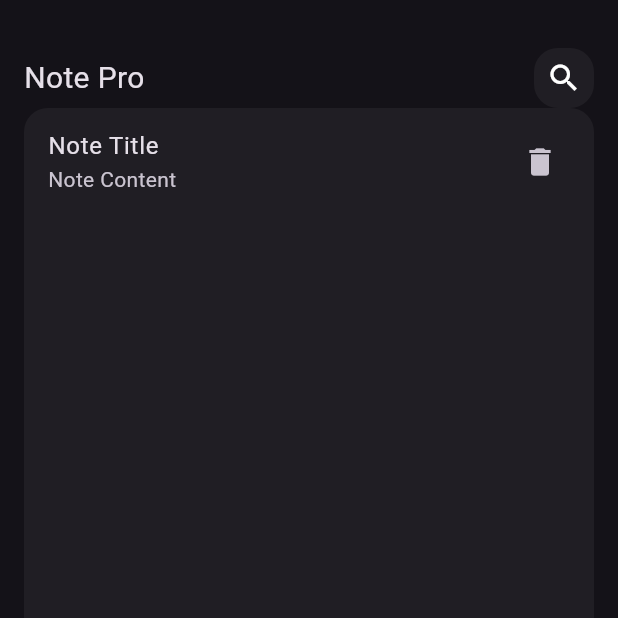
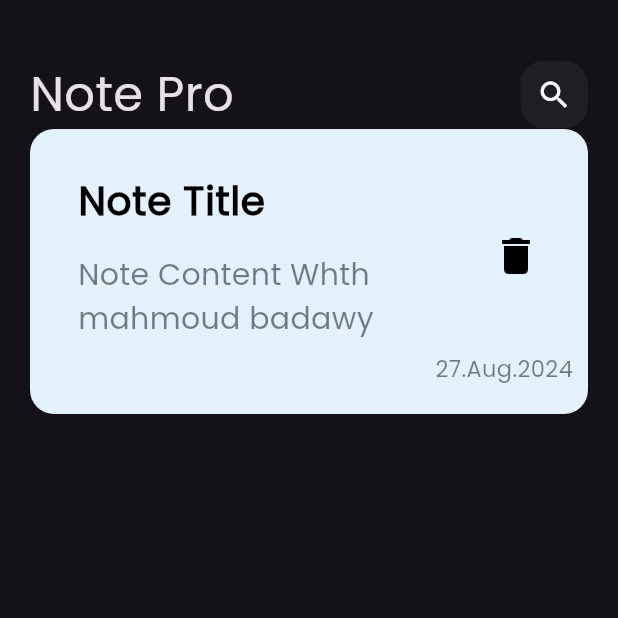
Before and after one commit to Mahmoud14799/Note_App, a Flutter app: the screen it shows after launch, on a phone screen of 412 x 824 dp, the top half of it. Run offline on Flutter 3.47's test engine with Material 3 defaults, Android fonts, the phone set to English and light mode, and no system bars.

Commit message:
Add Poppins font family and update styles in app bar and note item
- Add Poppins font family with Poppins-Regular.ttf asset
- Increase font size in app bar title
- Adjust size and padding in note item widget

```diff
--- a/lib/main.dart
+++ b/lib/main.dart
@@ -14,6 +14,7 @@ class NoteApp extends StatelessWidget {
       debugShowCheckedModeBanner: false,
       theme: ThemeData(
       brightness: Brightness.dark,
+      fontFamily: 'Poppins',
       ),
       home: const NoteView() ,
     );
--- a/lib/views/widget/custtom_app_bar.dart
+++ b/lib/views/widget/custtom_app_bar.dart
@@ -8,7 +8,7 @@ class CustomAppBar extends StatelessWidget {
     return const Row(
       mainAxisAlignment: MainAxisAlignment.spaceBetween,
       children: [
-        Text('Note Pro', style: TextStyle(fontSize: 20)),
+        Text('Note Pro', style: TextStyle(fontSize: 32)),
         CustomSearchIcon(),
       ],
     );
@@ -21,8 +21,8 @@ class CustomSearchIcon extends StatelessWidget {
   @override
   Widget build(BuildContext context) {
     return Container(
-      height: 40,
-      width: 40,
+      height: 45,
+      width: 45,
       decoration: BoxDecoration(
         color: Colors.white.withOpacity(0.05),
         borderRadius:const BorderRadius.all(Radius.circular(16)),
--- /dev/null
+++ b/lib/views/widget/note_item.dart
@@ -0,0 +1,36 @@
+import 'package:flutter/material.dart';
+
+class NoteItem extends StatelessWidget {
+  const NoteItem({super.key});
+
+  @override
+  Widget build(BuildContext context) {
+    return Container(
+      padding: const EdgeInsets.only(
+        top: 20,bottom: 20,left: 16),
+      decoration: BoxDecoration(
+        color: Colors.blue.shade50,
+        borderRadius: BorderRadius.circular(16),
+      ),
+     child: Column(
+       crossAxisAlignment: CrossAxisAlignment.end,
+       children: [
+          ListTile(
+            title:  Padding(
+              padding: const EdgeInsets.only(bottom: 16),
+              child: Text('Note Title',style: TextStyle(fontSize: 26,fontWeight: FontWeight.bold,color: Colors.black),),
+            ),
+
+            subtitle: Text('Note Content Whth mahmoud badawy',style: TextStyle(fontSize: 20,color: Colors.black.withOpacity(0.5)),),
+            trailing: IconButton(onPressed: (){}, icon: Icon(Icons.delete,color: Colors.black,size: 32,),),
+          ),
+           Padding(
+             padding: const EdgeInsets.only(right: 10),
+             child: Text('27.Aug.2024',style: TextStyle(fontSize: 15,color: Colors.black.withOpacity(0.5)),),
+           ),
+       ],
+     )
+
+    );
+  }
+}
--- a/lib/views/widget/note_view_body.dart
+++ b/lib/views/widget/note_view_body.dart
@@ -1,5 +1,6 @@
 import 'package:flutter/material.dart';
 import 'package:note_pro/views/widget/custtom_app_bar.dart';
+import 'package:note_pro/views/widget/note_item.dart';
 
 class NoteViewBody extends StatelessWidget {
   const NoteViewBody({super.key});
@@ -7,36 +8,14 @@ class NoteViewBody extends StatelessWidget {
   @override
   Widget build(BuildContext context) {
     return const Padding(
-      padding: EdgeInsets.symmetric(horizontal: 16, vertical: 32),
+      padding: EdgeInsets.symmetric(horizontal: 20, vertical: 40),
       child: Column(
         children: [
           CustomAppBar(),
 
-          Expanded(
-            child: NoteItem(),
-          ),
+          NoteItem(),
         ],
       ),
     );
   }
 }
-
-class NoteItem extends StatelessWidget {
-  const NoteItem({super.key});
-
-  @override
-  Widget build(BuildContext context) {
-    return Container(
-      decoration: BoxDecoration(
-        color: Colors.white.withOpacity(0.05),
-        borderRadius: BorderRadius.circular(16),
-      ),
-     child:const ListTile(
-        title:  Text('Note Title'),
-        subtitle: Text('Note Content'),
-        trailing:  Icon(Icons.delete),
-
-      )
-    );
-  }
-}
```
Also changed, not shown: pubspec.yaml (+5 -11 lines), assets/Font/Poppins-Regular.ttf (added).
